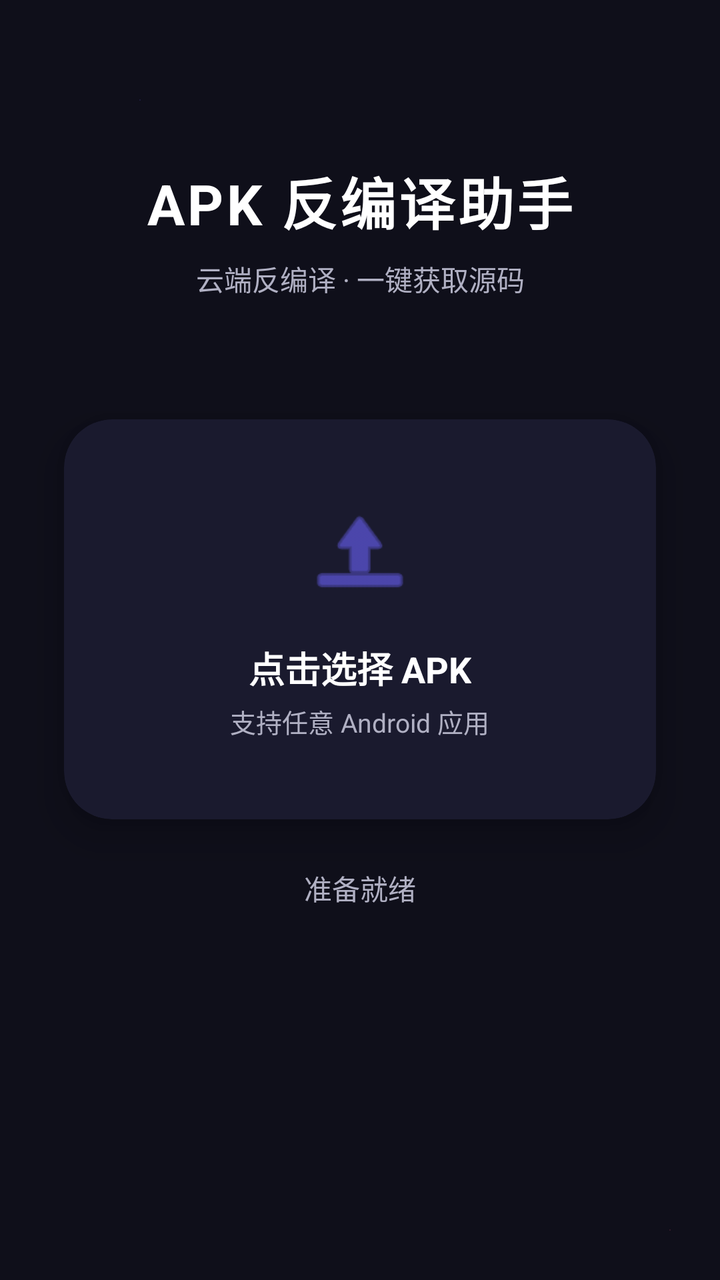
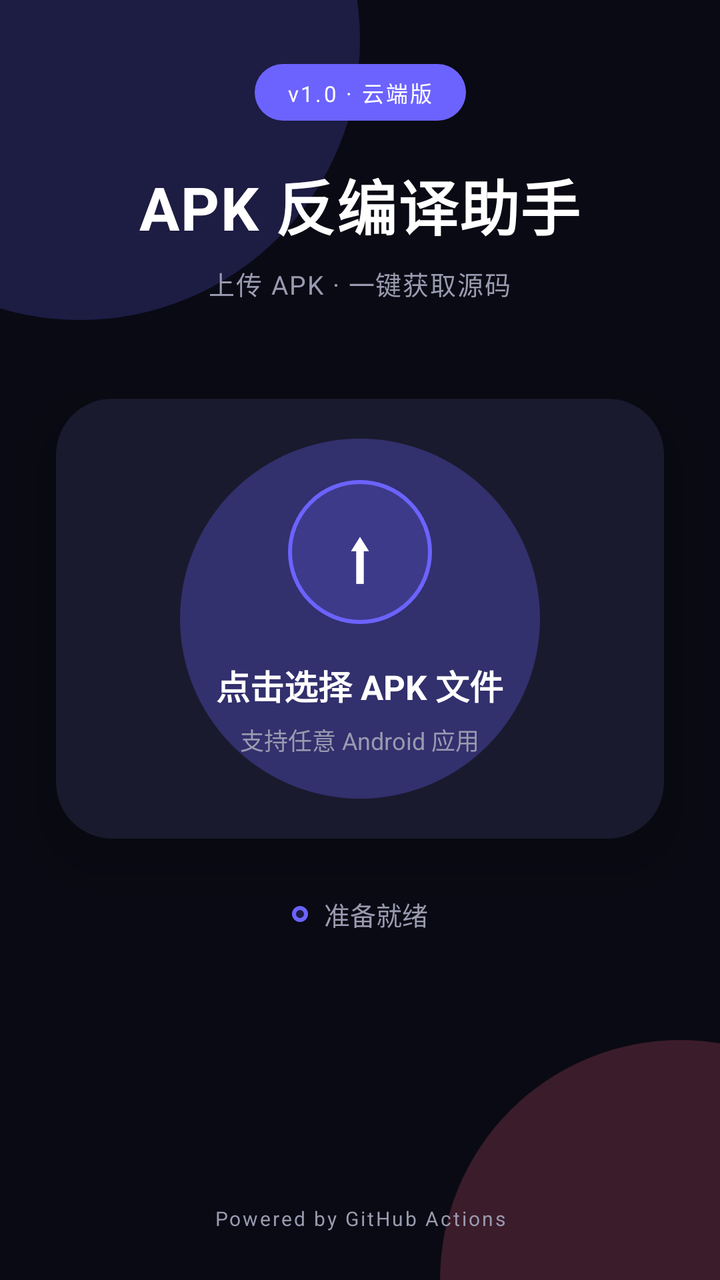

Compare the two renders of this Android layout. The source of the first and the diff that turns it into the second are given below.
<!-- AndroidManifest.xml: application theme Theme.ApkDecompiler -->
<!-- res/layout/activity_main.xml -->
<?xml version="1.0" encoding="utf-8"?>
<androidx.constraintlayout.widget.ConstraintLayout
    xmlns:android="http://schemas.android.com/apk/res/android"
    xmlns:app="http://schemas.android.com/apk/res-auto"
    android:layout_width="match_parent"
    android:layout_height="match_parent"
    android:background="@color/bg_dark">

    <View android:layout_width="300dp" android:layout_height="300dp"
        android:background="@drawable/glow_gradient"
        android:translationX="-80dp" android:translationY="-100dp"
        app:layout_constraintStart_toStartOf="parent"
        app:layout_constraintTop_toTopOf="parent" />

    <View android:layout_width="250dp" android:layout_height="250dp"
        android:background="@drawable/glow_gradient2"
        android:translationX="100dp" android:translationY="100dp"
        app:layout_constraintBottom_toBottomOf="parent"
        app:layout_constraintEnd_toEndOf="parent" />

    <TextView android:id="@+id/tvTitle"
        android:layout_width="wrap_content" android:layout_height="wrap_content"
        android:layout_marginTop="80dp"
        android:text="APK 反编译助手"
        android:textColor="@color/text_primary"
        android:textSize="28sp" android:textStyle="bold"
        android:letterSpacing="0.05"
        app:layout_constraintEnd_toEndOf="parent"
        app:layout_constraintStart_toStartOf="parent"
        app:layout_constraintTop_toTopOf="parent" />

    <TextView android:id="@+id/tvSubtitle"
        android:layout_width="wrap_content" android:layout_height="wrap_content"
        android:layout_marginTop="8dp"
        android:text="云端反编译 · 一键获取源码"
        android:textColor="@color/text_secondary" android:textSize="14sp"
        app:layout_constraintEnd_toEndOf="parent"
        app:layout_constraintStart_toStartOf="parent"
        app:layout_constraintTop_toBottomOf="@id/tvTitle" />

    <androidx.cardview.widget.CardView android:id="@+id/cardUpload"
        android:layout_width="0dp" android:layout_height="200dp"
        android:layout_marginHorizontal="32dp" android:layout_marginTop="60dp"
        app:cardBackgroundColor="@color/bg_card"
        app:cardCornerRadius="24dp" app:cardElevation="12dp"
        app:layout_constraintEnd_toEndOf="parent"
        app:layout_constraintStart_toStartOf="parent"
        app:layout_constraintTop_toBottomOf="@id/tvSubtitle">

        <LinearLayout android:layout_width="match_parent" android:layout_height="match_parent"
            android:gravity="center" android:orientation="vertical">
            <ImageView android:layout_width="56dp" android:layout_height="56dp"
                android:src="@android:drawable/ic_menu_upload"
                app:tint="@color/accent" />
            <TextView android:layout_width="wrap_content" android:layout_height="wrap_content"
                android:layout_marginTop="16dp" android:text="点击选择 APK"
                android:textColor="@color/text_primary" android:textSize="18sp" android:textStyle="bold" />
            <TextView android:layout_width="wrap_content" android:layout_height="wrap_content"
                android:layout_marginTop="4dp" android:text="支持任意 Android 应用"
                android:textColor="@color/text_secondary" android:textSize="13sp" />
        </LinearLayout>
    </androidx.cardview.widget.CardView>

    <TextView android:id="@+id/tvStatus"
        android:layout_width="wrap_content" android:layout_height="wrap_content"
        android:layout_marginTop="24dp" android:text="准备就绪"
        android:textColor="@color/text_secondary" android:textSize="14sp"
        app:layout_constraintEnd_toEndOf="parent"
        app:layout_constraintStart_toStartOf="parent"
        app:layout_constraintTop_toBottomOf="@id/cardUpload" />

    <ProgressBar android:id="@+id/progressBar"
        style="?android:attr/progressBarStyleHorizontal"
        android:layout_width="0dp" android:layout_height="6dp"
        android:layout_marginHorizontal="48dp" android:layout_marginTop="16dp"
        android:max="100" android:progress="0"
        android:progressTint="@color/accent" android:visibility="gone"
        app:layout_constraintEnd_toEndOf="parent"
        app:layout_constraintStart_toStartOf="parent"
        app:layout_constraintTop_toBottomOf="@id/tvStatus" />
</androidx.constraintlayout.widget.ConstraintLayout>
<!-- resources referenced by this layout -->
<resources>
  <color name="accent">#6C63FF</color>
  <color name="bg_card">#1A1A2E</color>
  <color name="bg_dark">#0F0F1A</color>
  <color name="text_primary">#FFFFFF</color>
  <color name="text_secondary">#B0B0C3</color>
  <!-- drawable glow_gradient (drawable) -->
  <?xml version="1.0" encoding="utf-8"?>
  <shape xmlns:android="http://schemas.android.com/apk/res/android">
      <gradient android:type="radial" android:startColor="#406C63FF" android:endColor="#00000000" />
      <corners android:radius="150dp" />
  </shape>
  <!-- drawable glow_gradient2 (drawable) -->
  <?xml version="1.0" encoding="utf-8"?>
  <shape xmlns:android="http://schemas.android.com/apk/res/android">
      <gradient android:type="radial" android:startColor="#40FF6584" android:endColor="#00000000" />
      <corners android:radius="150dp" />
  </shape>
  <style name="Theme.ApkDecompiler" parent="Theme.Material3.DayNight.NoActionBar">
          <item name="colorPrimary">#6C63FF</item>
          <item name="colorOnPrimary">#FFFFFF</item>
          <item name="colorSecondary">#FF6584</item>
          <item name="android:statusBarColor">@android:color/transparent</item>
          <item name="android:windowLightStatusBar">false</item>
          <item name="android:windowAnimationStyle">@android:style/Animation.Activity</item>
      </style>
</resources>

<!-- the commit's change to res/layout/activity_main.xml (unified diff, before → after) -->
@@ -6,76 +6,190 @@
     android:layout_height="match_parent"
     android:background="@color/bg_dark">
 
-    <View android:layout_width="300dp" android:layout_height="300dp"
-        android:background="@drawable/glow_gradient"
-        android:translationX="-80dp" android:translationY="-100dp"
+    
+    <View
+        android:layout_width="280dp"
+        android:layout_height="280dp"
+        android:background="@drawable/glow_purple"
+        android:translationX="-100dp"
+        android:translationY="-120dp"
         app:layout_constraintStart_toStartOf="parent"
         app:layout_constraintTop_toTopOf="parent" />
 
-    <View android:layout_width="250dp" android:layout_height="250dp"
-        android:background="@drawable/glow_gradient2"
-        android:translationX="100dp" android:translationY="100dp"
+    
+    <View
+        android:layout_width="240dp"
+        android:layout_height="240dp"
+        android:background="@drawable/glow_pink"
+        android:translationX="100dp"
+        android:translationY="120dp"
         app:layout_constraintBottom_toBottomOf="parent"
         app:layout_constraintEnd_toEndOf="parent" />
 
-    <TextView android:id="@+id/tvTitle"
-        android:layout_width="wrap_content" android:layout_height="wrap_content"
-        android:layout_marginTop="80dp"
-        android:text="APK 反编译助手"
-        android:textColor="@color/text_primary"
-        android:textSize="28sp" android:textStyle="bold"
-        android:letterSpacing="0.05"
+    
+    <TextView
+        android:id="@+id/tvBadge"
+        android:layout_width="wrap_content"
+        android:layout_height="wrap_content"
+        android:layout_marginTop="32dp"
+        android:background="@drawable/btn_primary"
+        android:paddingHorizontal="16dp"
+        android:paddingVertical="6dp"
+        android:text="v1.0 · 云端版"
+        android:textColor="#FFFFFF"
+        android:textSize="11sp"
+        android:letterSpacing="0.1"
         app:layout_constraintEnd_toEndOf="parent"
         app:layout_constraintStart_toStartOf="parent"
         app:layout_constraintTop_toTopOf="parent" />
 
-    <TextView android:id="@+id/tvSubtitle"
-        android:layout_width="wrap_content" android:layout_height="wrap_content"
+    
+    <TextView
+        android:id="@+id/tvTitle"
+        android:layout_width="wrap_content"
+        android:layout_height="wrap_content"
+        android:layout_marginTop="20dp"
+        android:text="APK 反编译助手"
+        android:textColor="@color/text_primary"
+        android:textSize="30sp"
+        android:textStyle="bold"
+        android:letterSpacing="0.02"
+        app:layout_constraintEnd_toEndOf="parent"
+        app:layout_constraintStart_toStartOf="parent"
+        app:layout_constraintTop_toBottomOf="@id/tvBadge" />
+
+    
+    <TextView
+        android:id="@+id/tvSubtitle"
+        android:layout_width="wrap_content"
+        android:layout_height="wrap_content"
         android:layout_marginTop="8dp"
-        android:text="云端反编译 · 一键获取源码"
-        android:textColor="@color/text_secondary" android:textSize="14sp"
+        android:text="上传 APK · 一键获取源码"
+        android:textColor="@color/text_secondary"
+        android:textSize="13sp"
+        android:letterSpacing="0.05"
         app:layout_constraintEnd_toEndOf="parent"
         app:layout_constraintStart_toStartOf="parent"
         app:layout_constraintTop_toBottomOf="@id/tvTitle" />
 
-    <androidx.cardview.widget.CardView android:id="@+id/cardUpload"
-        android:layout_width="0dp" android:layout_height="200dp"
-        android:layout_marginHorizontal="32dp" android:layout_marginTop="60dp"
+    
+    <androidx.cardview.widget.CardView
+        android:id="@+id/cardUpload"
+        android:layout_width="0dp"
+        android:layout_height="220dp"
+        android:layout_marginHorizontal="28dp"
+        android:layout_marginTop="48dp"
         app:cardBackgroundColor="@color/bg_card"
-        app:cardCornerRadius="24dp" app:cardElevation="12dp"
+        app:cardCornerRadius="28dp"
+        app:cardElevation="16dp"
         app:layout_constraintEnd_toEndOf="parent"
         app:layout_constraintStart_toStartOf="parent"
         app:layout_constraintTop_toBottomOf="@id/tvSubtitle">
 
-        <LinearLayout android:layout_width="match_parent" android:layout_height="match_parent"
-            android:gravity="center" android:orientation="vertical">
-            <ImageView android:layout_width="56dp" android:layout_height="56dp"
-                android:src="@android:drawable/ic_menu_upload"
-                app:tint="@color/accent" />
-            <TextView android:layout_width="wrap_content" android:layout_height="wrap_content"
-                android:layout_marginTop="16dp" android:text="点击选择 APK"
-                android:textColor="@color/text_primary" android:textSize="18sp" android:textStyle="bold" />
-            <TextView android:layout_width="wrap_content" android:layout_height="wrap_content"
-                android:layout_marginTop="4dp" android:text="支持任意 Android 应用"
-                android:textColor="@color/text_secondary" android:textSize="13sp" />
-        </LinearLayout>
+        <FrameLayout
+            android:layout_width="match_parent"
+            android:layout_height="match_parent">
+
+            
+            <View
+                android:layout_width="180dp"
+                android:layout_height="180dp"
+                android:layout_gravity="center"
+                android:background="@drawable/card_glow" />
+
+            <LinearLayout
+                android:layout_width="match_parent"
+                android:layout_height="match_parent"
+                android:gravity="center"
+                android:orientation="vertical">
+
+                <FrameLayout
+                    android:layout_width="72dp"
+                    android:layout_height="72dp"
+                    android:background="@drawable/circle_accent">
+
+                    <TextView
+                        android:layout_width="wrap_content"
+                        android:layout_height="wrap_content"
+                        android:layout_gravity="center"
+                        android:text="⬆"
+                        android:textColor="#FFFFFF"
+                        android:textSize="36sp" />
+                </FrameLayout>
+
+                <TextView
+                    android:layout_width="wrap_content"
+                    android:layout_height="wrap_content"
+                    android:layout_marginTop="18dp"
+                    android:text="点击选择 APK 文件"
+                    android:textColor="@color/text_primary"
+                    android:textSize="17sp"
+                    android:textStyle="bold" />
+
+                <TextView
+                    android:layout_width="wrap_content"
+                    android:layout_height="wrap_content"
+                    android:layout_marginTop="6dp"
+                    android:text="支持任意 Android 应用"
+                    android:textColor="@color/text_secondary"
+                    android:textSize="12sp" />
+            </LinearLayout>
+        </FrameLayout>
     </androidx.cardview.widget.CardView>
 
-    <TextView android:id="@+id/tvStatus"
-        android:layout_width="wrap_content" android:layout_height="wrap_content"
-        android:layout_marginTop="24dp" android:text="准备就绪"
-        android:textColor="@color/text_secondary" android:textSize="14sp"
+    
+    <LinearLayout
+        android:id="@+id/statusRow"
+        android:layout_width="wrap_content"
+        android:layout_height="wrap_content"
+        android:layout_marginTop="28dp"
+        android:gravity="center_vertical"
+        android:orientation="horizontal"
         app:layout_constraintEnd_toEndOf="parent"
         app:layout_constraintStart_toStartOf="parent"
-        app:layout_constraintTop_toBottomOf="@id/cardUpload" />
+        app:layout_constraintTop_toBottomOf="@id/cardUpload">
 
-    <ProgressBar android:id="@+id/progressBar"
+        <View
+            android:layout_width="8dp"
+            android:layout_height="8dp"
+            android:background="@drawable/circle_accent" />
+
+        <TextView
+            android:id="@+id/tvStatus"
+            android:layout_width="wrap_content"
+            android:layout_height="wrap_content"
+            android:layout_marginStart="8dp"
+            android:text="准备就绪"
+            android:textColor="@color/text_secondary"
+            android:textSize="13sp" />
+    </LinearLayout>
+
+    
+    <ProgressBar
+        android:id="@+id/progressBar"
         style="?android:attr/progressBarStyleHorizontal"
-        android:layout_width="0dp" android:layout_height="6dp"
-        android:layout_marginHorizontal="48dp" android:layout_marginTop="16dp"
-        android:max="100" android:progress="0"
-        android:progressTint="@color/accent" android:visibility="gone"
+        android:layout_width="0dp"
+        android:layout_height="6dp"
+        android:layout_marginHorizontal="48dp"
+        android:layout_marginTop="16dp"
+        android:max="100"
+        android:progress="0"
+        android:progressTint="@color/accent"
+        android:visibility="gone"
         app:layout_constraintEnd_toEndOf="parent"
         app:layout_constraintStart_toStartOf="parent"
-        app:layout_constraintTop_toBottomOf="@id/tvStatus" />
+        app:layout_constraintTop_toBottomOf="@id/statusRow" />
+
+    
+    <TextView
+        android:layout_width="wrap_content"
+        android:layout_height="wrap_content"
+        android:layout_marginBottom="24dp"
+        android:text="Powered by GitHub Actions"
+        android:textColor="@color/text_secondary"
+        android:textSize="10sp"
+        android:letterSpacing="0.1"
+        app:layout_constraintBottom_toBottomOf="parent"
+        app:layout_constraintEnd_toEndOf="parent"
+        app:layout_constraintStart_toStartOf="parent" />
 </androidx.constraintlayout.widget.ConstraintLayout>
<!-- resource entries referenced after the edit -->
@@ -2,28 +2,50 @@
 <resources>
   <color name="accent">#6C63FF</color>
   <color name="bg_card">#1A1A2E</color>
-  <color name="bg_dark">#0F0F1A</color>
+  <color name="bg_dark">#0A0A14</color>
   <color name="text_primary">#FFFFFF</color>
-  <color name="text_secondary">#B0B0C3</color>
-  <!-- drawable glow_gradient (drawable) -->
+  <color name="text_secondary">#9A9AB0</color>
+  <!-- drawable btn_primary (drawable) -->
   <?xml version="1.0" encoding="utf-8"?>
-  <shape xmlns:android="http://schemas.android.com/apk/res/android">
-      <gradient android:type="radial" android:startColor="#406C63FF" android:endColor="#00000000" />
-      <corners android:radius="150dp" />
+  <shape xmlns:android="http://schemas.android.com/apk/res/android"
+      android:shape="rectangle">
+      <solid android:color="#6C63FF" />
+      <corners android:radius="16dp" />
   </shape>
-  <!-- drawable glow_gradient2 (drawable) -->
+  <!-- drawable card_glow (drawable) -->
   <?xml version="1.0" encoding="utf-8"?>
-  <shape xmlns:android="http://schemas.android.com/apk/res/android">
-      <gradient android:type="radial" android:startColor="#40FF6584" android:endColor="#00000000" />
-      <corners android:radius="150dp" />
+  <shape xmlns:android="http://schemas.android.com/apk/res/android"
+      android:shape="oval">
+      <solid android:color="#4D6C63FF" />
   </shape>
-  <style name="Theme.ApkDecompiler" parent="Theme.Material3.DayNight.NoActionBar">
+  <!-- drawable circle_accent (drawable) -->
+  <?xml version="1.0" encoding="utf-8"?>
+  <shape xmlns:android="http://schemas.android.com/apk/res/android"
+      android:shape="oval">
+      <solid android:color="#336C63FF" />
+      <stroke android:width="2dp" android:color="#6C63FF" />
+  </shape>
+  <!-- drawable glow_pink (drawable) -->
+  <?xml version="1.0" encoding="utf-8"?>
+  <shape xmlns:android="http://schemas.android.com/apk/res/android"
+      android:shape="oval">
+      <solid android:color="#33FF6584" />
+  </shape>
+  <!-- drawable glow_purple (drawable) -->
+  <?xml version="1.0" encoding="utf-8"?>
+  <shape xmlns:android="http://schemas.android.com/apk/res/android"
+      android:shape="oval">
+      <solid android:color="#336C63FF" />
+  </shape>
+  <style name="Theme.ApkDecompiler" parent="Theme.AppCompat.DayNight.NoActionBar">
           <item name="colorPrimary">#6C63FF</item>
-          <item name="colorOnPrimary">#FFFFFF</item>
-          <item name="colorSecondary">#FF6584</item>
+          <item name="colorPrimaryDark">#0A0A14</item>
+          <item name="colorAccent">#FF6584</item>
+          <item name="android:windowBackground">@color/bg_dark</item>
           <item name="android:statusBarColor">@android:color/transparent</item>
           <item name="android:windowLightStatusBar">false</item>
-          <item name="android:windowAnimationStyle">@android:style/Animation.Activity</item>
+          <item name="android:navigationBarColor">@android:color/transparent</item>
+          <item name="android:windowDrawsSystemBarBackgrounds">true</item>
       </style>
 </resources>
 
